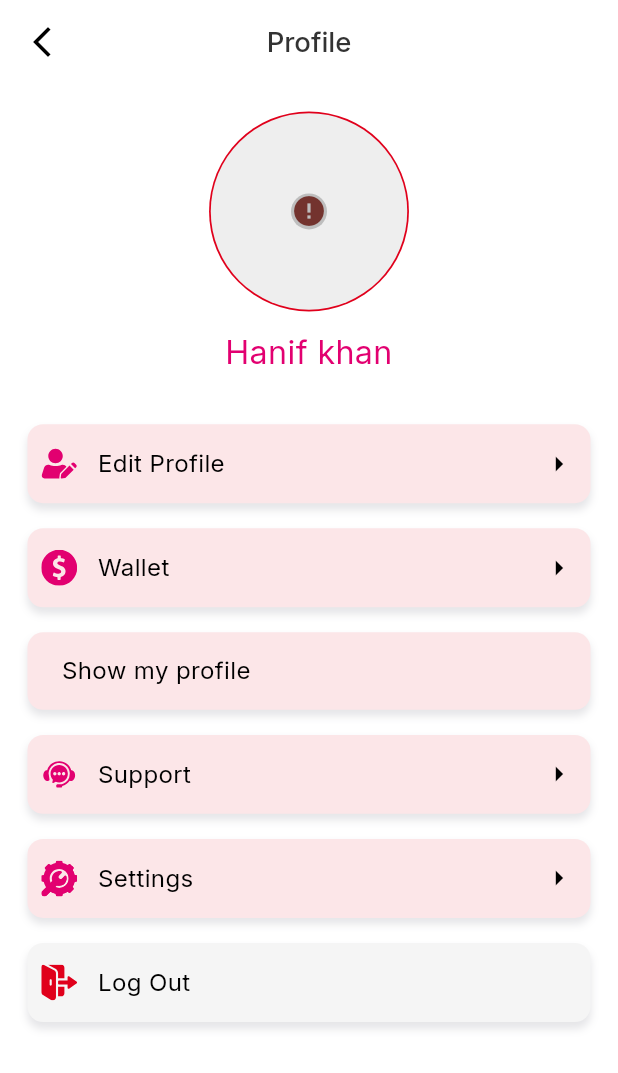
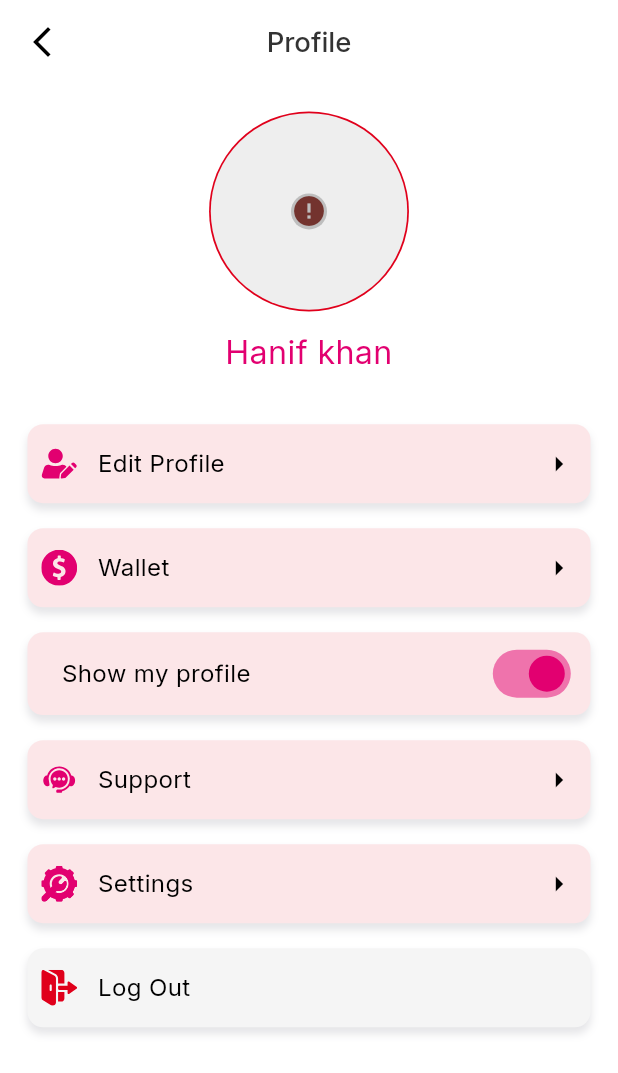
Before and after one commit to sparktechagency/maignanka-app, a Flutter app: the ProfileScreen screen opened directly, on a phone screen of 412 x 824 dp. Shown: the top 1073 px of the screen. Run offline on Flutter 3.47's test engine with Material 3 defaults, Android fonts, the phone set to English and light mode, and no system bars; drawn by our look-alikes of cached_network_image; our stand-ins replace badges, chat_bubbles, connectivity_plus, dots_indicator, dotted_border, flutter_advanced_drawer and 21 more; missing offline and left inert: bottom_picker, heart_overlay, mime_type; accounts and stored records are empty; network calls fail.

Commit message:
message all bug fxd

```diff
--- a/lib/features/views/profile/profile_screen.dart
+++ b/lib/features/views/profile/profile_screen.dart
@@ -1,14 +1,11 @@
 import 'package:flutter/material.dart';
 import 'package:flutter_screenutil/flutter_screenutil.dart';
 import 'package:get/get.dart';
-import 'package:maignanka_app/app/helpers/prefs_helper.dart';
 import 'package:maignanka_app/app/utils/app_colors.dart';
-import 'package:maignanka_app/app/utils/app_constants.dart';
 import 'package:maignanka_app/features/views/profile/controller/profile_controller.dart';
 import 'package:maignanka_app/features/views/profile/widgets/profile_list_tile.dart';
 import 'package:maignanka_app/global/custom_assets/assets.gen.dart';
 import 'package:maignanka_app/routes/app_routes.dart';
-import 'package:maignanka_app/services/socket_services.dart';
 import 'package:maignanka_app/widgets/custom_app_bar.dart';
 import 'package:maignanka_app/widgets/custom_dialog.dart';
 import 'package:maignanka_app/widgets/custom_image_avatar.dart';
@@ -27,6 +24,9 @@ class _ProfileScreenState extends State<ProfileScreen> {
 
 
   final ProfileController _controller = Get.put(ProfileController());
+
+
+  bool _showProfile = true;
 
 
   @override
@@ -75,6 +75,13 @@ class _ProfileScreenState extends State<ProfileScreen> {
               },
             ),
             ProfileListTile(
+              paddingVertical: 3.h,
+              trailing: Switch(value: _showProfile, onChanged: (value){
+                _showProfile = value;
+                setState(() {
+
+                });
+              },activeColor: AppColors.secondaryColor,),
               noIcon: true,
               title: "Show my profile",
               onTap: () {
--- a/lib/features/views/profile/widgets/profile_list_tile.dart
+++ b/lib/features/views/profile/widgets/profile_list_tile.dart
@@ -11,7 +11,7 @@ class ProfileListTile extends StatelessWidget {
       this.textColor,
       this.noIcon,
       required this.title,
-      required this.onTap,  this.icon});
+      required this.onTap,  this.icon, this.trailing, this.paddingVertical});
 
   final Color? color;
   final Color? textColor;
@@ -19,6 +19,8 @@ class ProfileListTile extends StatelessWidget {
   final String title;
   final VoidCallback onTap;
    final Widget? icon;
+   final Widget? trailing;
+   final double? paddingVertical;
 
   @override
   Widget build(BuildContext context) {
@@ -31,7 +33,7 @@ class ProfileListTile extends StatelessWidget {
         )
       ],
       onTap: onTap,
-      paddingVertical: 12.h,
+      paddingVertical: paddingVertical ?? 12.h,
       paddingHorizontal: 8.w,
       verticalMargin: 7.h,
       color: color ?? const Color(0xFFFCE6E8),
@@ -53,6 +55,8 @@ class ProfileListTile extends StatelessWidget {
               Icons.arrow_right,
               color: Colors.black,
             ),
+          if(trailing != null)
+          trailing!
         ],
       ),
     );
--- a/lib/global/custom_assets/assets.gen.dart
+++ b/lib/global/custom_assets/assets.gen.dart
@@ -48,6 +48,9 @@ class $AssetsIconsGen {
 
   /// File path: assets/icons/gift.svg
   SvgGenImage get gift => const SvgGenImage('assets/icons/gift.svg');
+
+  /// File path: assets/icons/goal.svg
+  SvgGenImage get goal => const SvgGenImage('assets/icons/goal.svg');
 
   /// File path: assets/icons/height.svg
   SvgGenImage get height => const SvgGenImage('assets/icons/height.svg');
@@ -140,6 +143,7 @@ class $AssetsIconsGen {
     filterIcon,
     gender,
     gift,
+    goal,
     height,
     home,
     imageAdd,
--- a/lib/main.dart
+++ b/lib/main.dart
@@ -2,12 +2,18 @@ import 'package:flutter/material.dart';
 import 'package:flutter_screenutil/flutter_screenutil.dart';
 import 'package:get/get.dart';
 import 'package:maignanka_app/app/dependancy_injaction.dart';
+import 'package:maignanka_app/app/helpers/device_utils.dart';
 import 'package:maignanka_app/app/theme/app_theme.dart';
 import 'package:maignanka_app/routes/app_routes.dart';
 
 void main() {
   runApp(const MaignankaApp());
+
+
+
+  DeviceUtils.lockDevicePortrait();
 }
+
 
 class MaignankaApp extends StatelessWidget {
   const MaignankaApp({super.key});
```
Also changed, not shown: lib/features/views/profile_details/profile_details_screen.dart (+19 -17 lines), Screenshot_20250616_154157.png (added), assets/icons/goal.svg (added).
